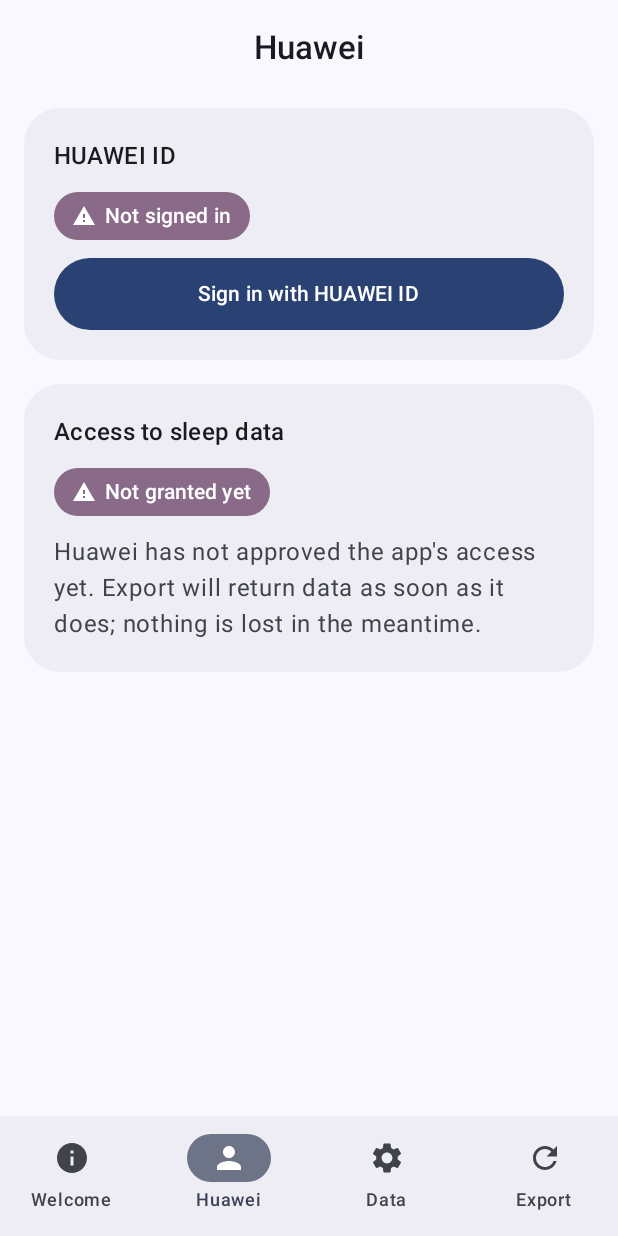
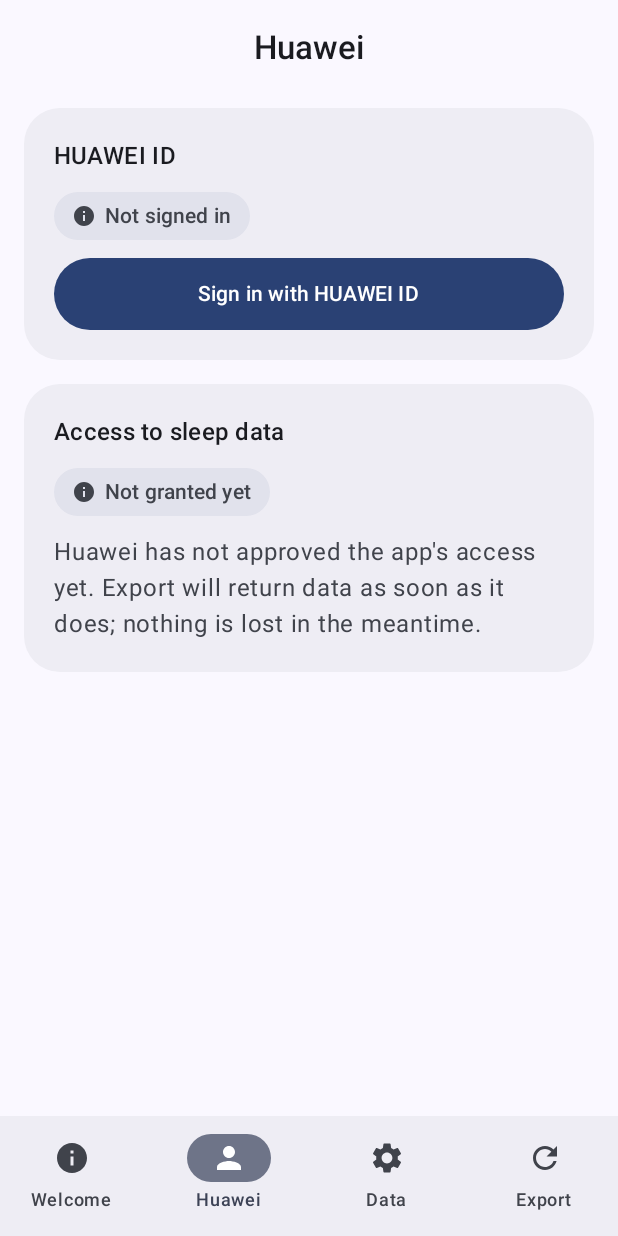
Before and after one commit to skywardpro/personal-health-connector, an Android app built with Jetpack Compose: the screen it shows after launch (MainActivity), item 2 of the bottom bar chosen, on a phone screen of 412 x 824 dp. Run offline under Robolectric (Android 15) with nearby library versions, the phone set to English and light mode, and no system bars.

Commit message:
Adaptive launcher icon, neutral status chips, .gitattributes for line endings, retaken screenshots

```diff
--- a/app/src/main/AndroidManifest.xml
+++ b/app/src/main/AndroidManifest.xml
@@ -4,6 +4,8 @@
     <application
         android:label="Personal Health Connector"
         android:allowBackup="false"
+        android:icon="@mipmap/ic_launcher"
+        android:roundIcon="@mipmap/ic_launcher"
         android:theme="@style/Theme.PHC">
         <activity android:name=".MainActivity" android:exported="true">
             <intent-filter>
--- a/app/src/main/java/app/personalhealthconnector/MainActivity.kt
+++ b/app/src/main/java/app/personalhealthconnector/MainActivity.kt
@@ -113,13 +113,13 @@ private fun SectionCard(title: String, content: @Composable ColumnScope.() -> Un
     }
 }
 
-/** State chip: [ok] green-ish, otherwise warning-ish. */
+/** State chip: [ok] positive, otherwise neutral (not an error; errors use ErrorText). */
 @Composable
 private fun StatusChip(text: String, ok: Boolean) {
     val c = MaterialTheme.colorScheme
-    Surface(shape = RoundedCornerShape(50), color = if (ok) c.primaryContainer else c.tertiaryContainer) {
+    Surface(shape = RoundedCornerShape(50), color = if (ok) c.primaryContainer else c.surfaceVariant) {
         Row(Modifier.padding(horizontal = 12.dp, vertical = 6.dp), verticalAlignment = Alignment.CenterVertically) {
-            Icon(if (ok) Icons.Filled.CheckCircle else Icons.Filled.Warning, null, Modifier.size(16.dp))
+            Icon(if (ok) Icons.Filled.CheckCircle else Icons.Filled.Info, null, Modifier.size(16.dp))
             Spacer(Modifier.width(6.dp))
             Text(text, style = MaterialTheme.typography.labelLarge)
         }
--- /dev/null
+++ b/app/src/main/res/drawable/ic_launcher_background.xml
@@ -0,0 +1,4 @@
+<?xml version="1.0" encoding="utf-8"?>
+<vector xmlns:android="http://schemas.android.com/apk/res/android" android:width="108dp" android:height="108dp" android:viewportWidth="108" android:viewportHeight="108">
+    <path android:fillColor="#00695C" android:pathData="M0,0h108v108h-108z"/>
+</vector>
--- /dev/null
+++ b/app/src/main/res/mipmap-anydpi-v26/ic_launcher.xml
@@ -0,0 +1,6 @@
+<?xml version="1.0" encoding="utf-8"?>
+<adaptive-icon xmlns:android="http://schemas.android.com/apk/res/android">
+    <background android:drawable="@drawable/ic_launcher_background"/>
+    <foreground android:drawable="@drawable/ic_launcher_foreground"/>
+    <monochrome android:drawable="@drawable/ic_launcher_foreground"/>
+</adaptive-icon>
```
Also changed, not shown: app/src/main/res/drawable/ic_launcher_foreground.xml (added, +7 -0 lines), 6 other files.
